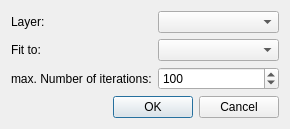
This is ui/fitting_diffusion.ui in MiRichter/OptiSim as Qt 5 draws it before an edit. The edited form follows.
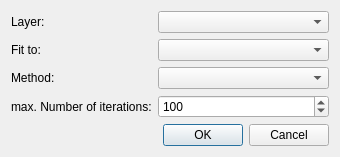
This is the edited form.

```diff
--- a/ui/fitting_diffusion.ui
+++ b/ui/fitting_diffusion.ui
@@ -6,8 +6,8 @@
    <rect>
     <x>0</x>
     <y>0</y>
-    <width>290</width>
-    <height>121</height>
+    <width>340</width>
+    <height>153</height>
    </rect>
   </property>
   <property name="windowTitle">
@@ -36,7 +36,7 @@
      <item row="1" column="1">
       <widget class="QComboBox" name="referencesCB"/>
      </item>
-     <item row="2" column="1">
+     <item row="3" column="1">
       <widget class="QSpinBox" name="noOfIterationsSB">
        <property name="minimum">
         <number>1</number>
@@ -49,13 +49,23 @@
        </property>
       </widget>
      </item>
-     <item row="2" column="0">
+     <item row="3" column="0">
       <widget class="QLabel" name="label_3">
        <property name="text">
         <string>max. Number of iterations:</string>
        </property>
       </widget>
      </item>
+     <item row="2" column="1">
+      <widget class="QComboBox" name="methodCB"/>
+     </item>
+     <item row="2" column="0">
+      <widget class="QLabel" name="label_4">
+       <property name="text">
+        <string>Method:</string>
+       </property>
+      </widget>
+     </item>
     </layout>
    </item>
    <item>
```
